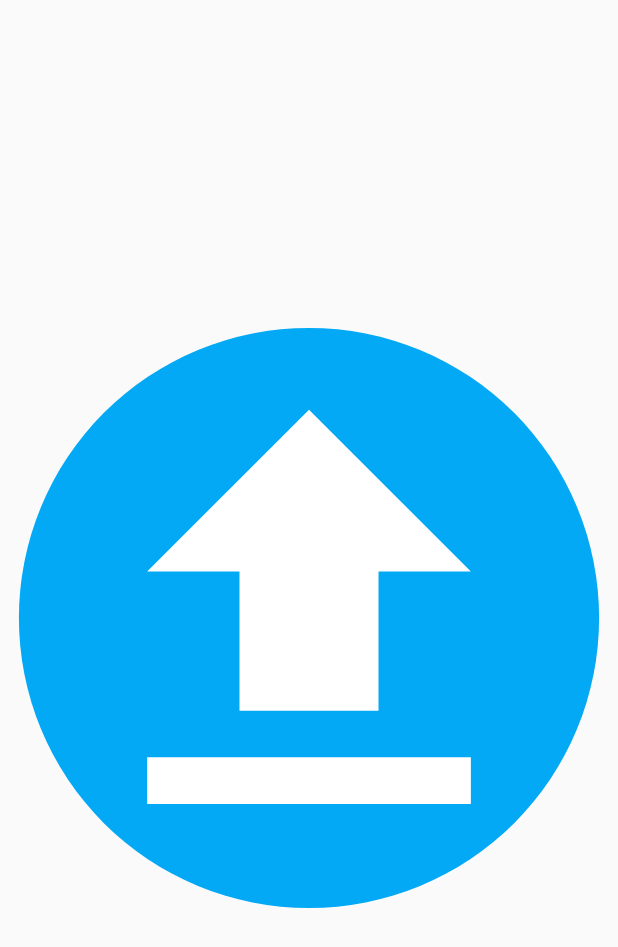
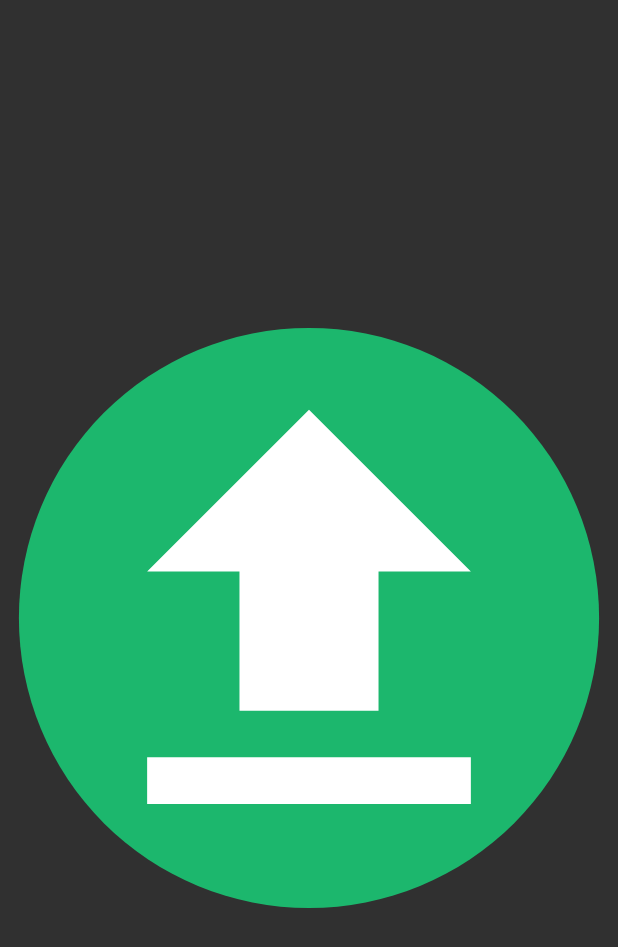
Before and after one commit to jmshrv/ImgurUp, a Flutter app: the screen it shows after launch, on a phone screen of 412 x 824 dp. Shown: the top 947 px of the screen. Run offline on Flutter 3.47's test engine with Material 2 defaults, Android fonts, the phone set to English and light mode, and no system bars; our stand-ins replace image_picker; missing offline and left inert: imgur.

Commit message:
Did some basic theming

```diff
--- a/lib/main.dart
+++ b/lib/main.dart
@@ -21,6 +21,7 @@ class ImgurUp extends StatelessWidget {
         // "/uploaded": (context) => UploadedScreen()
       },
       initialRoute: "/",
+      theme: ThemeData.dark(),
     );
   }
 }
--- a/lib/screens/MainScreen.dart
+++ b/lib/screens/MainScreen.dart
@@ -24,8 +24,9 @@ class MainScreen extends StatelessWidget {
           button: true,
           label: "Upload",
           child: Ink(
-            decoration:
-                ShapeDecoration(shape: CircleBorder(), color: Colors.lightBlue),
+            decoration: ShapeDecoration(
+                shape: CircleBorder(),
+                color: Color.fromARGB(255, 28, 183, 109)),
             child: IconButton(
               icon: Icon(
                 Icons.file_upload,
```
